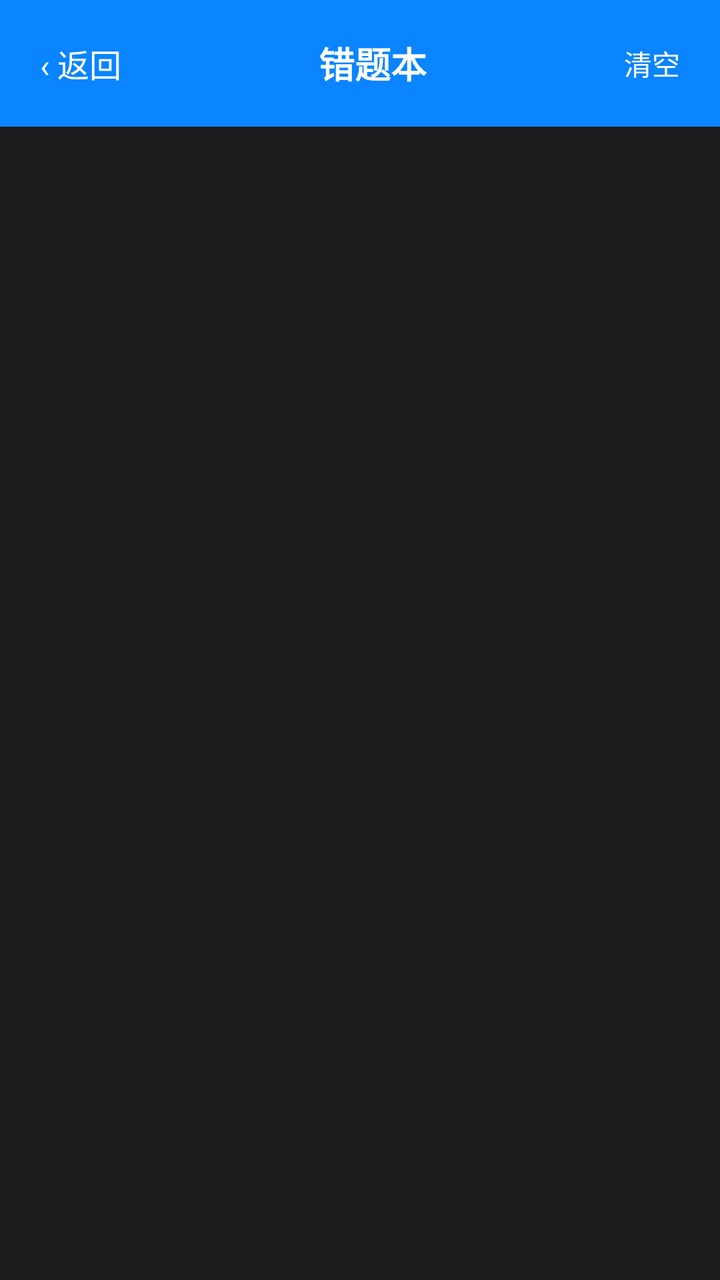
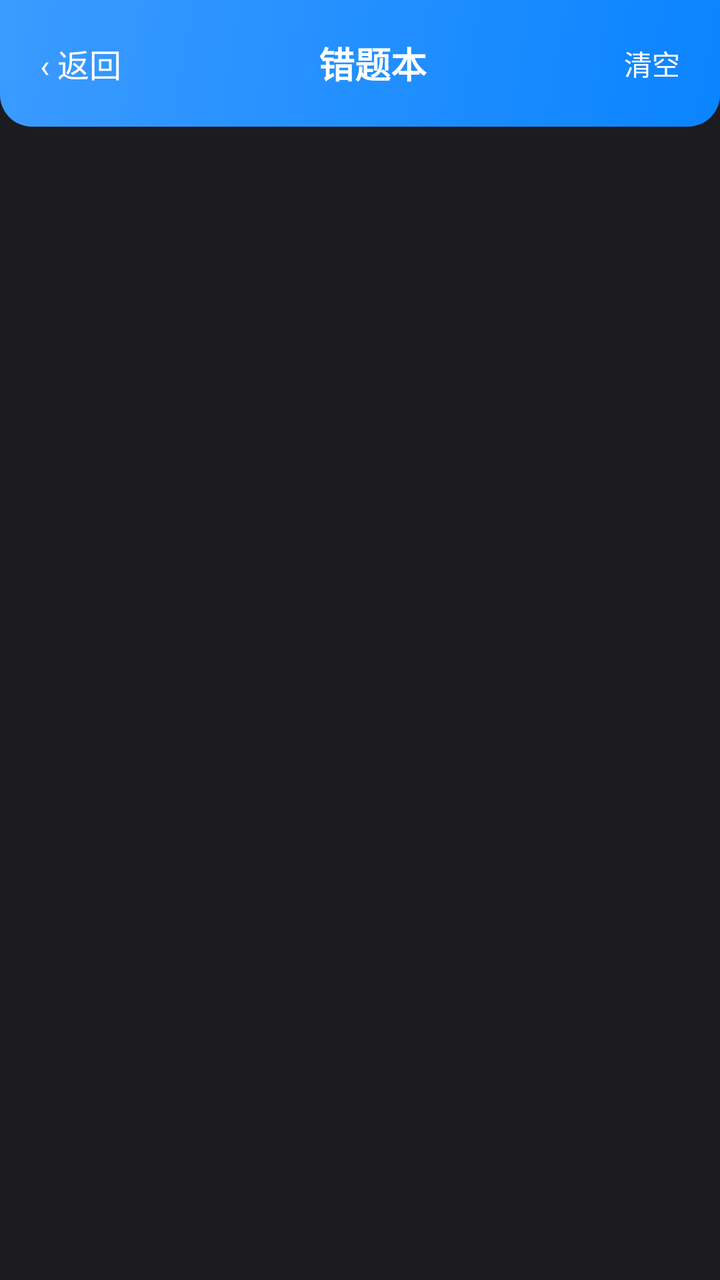

Two renders of the same Android screen: before a commit and after it. Below are the layout's source before the change and the commit's diff.
<!-- AndroidManifest.xml: application theme Theme.AlgoRobo -->
<!-- res/layout/activity_wrong_book.xml -->
<?xml version="1.0" encoding="utf-8"?>
<LinearLayout xmlns:android="http://schemas.android.com/apk/res/android" android:layout_width="match_parent" android:layout_height="match_parent" android:orientation="vertical" android:background="@color/bg_page">
<LinearLayout android:id="@+id/topBar" android:layout_width="match_parent" android:layout_height="wrap_content" android:orientation="vertical" android:background="@color/primary" android:padding="16dp">
<LinearLayout android:layout_width="match_parent" android:layout_height="wrap_content" android:orientation="horizontal" android:gravity="center_vertical">
<TextView android:id="@+id/btnWrongBack" android:layout_width="wrap_content" android:layout_height="wrap_content" android:text="‹ 返回" android:textSize="16sp" android:textColor="@android:color/white" android:padding="4dp"/>
<TextView android:layout_width="0dp" android:layout_height="wrap_content" android:layout_weight="1" android:gravity="center" android:text="错题本" android:textSize="18sp" android:textStyle="bold" android:textColor="@android:color/white"/>
<TextView android:id="@+id/btnWrongClear" android:layout_width="wrap_content" android:layout_height="wrap_content" android:text="清空" android:textSize="14sp" android:textColor="@android:color/white" android:padding="4dp"/>
</LinearLayout>
</LinearLayout>
<TextView android:id="@+id/tvWrongEmpty" android:layout_width="match_parent" android:layout_height="wrap_content" android:gravity="center" android:textSize="14sp" android:textColor="@color/text_sub" android:padding="40dp" android:text="暂无错题，继续加油！" android:visibility="gone"/>
<ListView android:id="@+id/listWrong" android:layout_width="match_parent" android:layout_height="0dp" android:layout_weight="1" android:divider="@color/divider" android:dividerHeight="1dp"/>
</LinearLayout>
<!-- resources referenced by this layout -->
<resources>
  <color name="bg_page">#1C1C1E</color>
  <color name="divider">#3A3A3C</color>
  <color name="primary">#0A84FF</color>
  <color name="text_sub">#B3B3B3</color>
  <style name="Theme.AlgoRobo" parent="Theme.AppCompat.DayNight.NoActionBar">
          <item name="colorPrimary">@color/primary</item>
          <item name="colorPrimaryDark">@color/primary_dark</item>
          <item name="colorAccent">@color/primary</item>
          <item name="android:windowBackground">@color/bg_page</item>
          <item name="android:navigationBarColor">@color/bg_page</item>
          <item name="android:windowLightStatusBar">false</item>
          <item name="android:windowLayoutInDisplayCutoutMode">shortEdges</item>
      </style>
  <color name="primary_dark">#0A84FF</color>
</resources>

<!-- the commit's change to res/layout/activity_wrong_book.xml (unified diff, before → after) -->
@@ -1,6 +1,6 @@
 <?xml version="1.0" encoding="utf-8"?>
 <LinearLayout xmlns:android="http://schemas.android.com/apk/res/android" android:layout_width="match_parent" android:layout_height="match_parent" android:orientation="vertical" android:background="@color/bg_page">
-<LinearLayout android:id="@+id/topBar" android:layout_width="match_parent" android:layout_height="wrap_content" android:orientation="vertical" android:background="@color/primary" android:padding="16dp">
+<LinearLayout android:id="@+id/topBar" android:layout_width="match_parent" android:layout_height="wrap_content" android:orientation="vertical" android:background="@drawable/bg_result_header_chalk" android:padding="16dp">
 <LinearLayout android:layout_width="match_parent" android:layout_height="wrap_content" android:orientation="horizontal" android:gravity="center_vertical">
 <TextView android:id="@+id/btnWrongBack" android:layout_width="wrap_content" android:layout_height="wrap_content" android:text="‹ 返回" android:textSize="16sp" android:textColor="@android:color/white" android:padding="4dp"/>
 <TextView android:layout_width="0dp" android:layout_height="wrap_content" android:layout_weight="1" android:gravity="center" android:text="错题本" android:textSize="18sp" android:textStyle="bold" android:textColor="@android:color/white"/>
<!-- resource entries referenced after the edit -->
@@ -4,6 +4,12 @@
   <color name="divider">#3A3A3C</color>
   <color name="primary">#0A84FF</color>
   <color name="text_sub">#B3B3B3</color>
+  <!-- drawable bg_result_header_chalk (drawable) -->
+  <?xml version="1.0" encoding="utf-8"?>
+  <shape xmlns:android="http://schemas.android.com/apk/res/android" android:shape="rectangle">
+      <gradient android:startColor="#0A84FF" android:endColor="#3B9BFF" android:angle="135" />
+      <corners android:bottomLeftRadius="16dp" android:bottomRightRadius="16dp" />
+  </shape>
   <style name="Theme.AlgoRobo" parent="Theme.AppCompat.DayNight.NoActionBar">
           <item name="colorPrimary">@color/primary</item>
           <item name="colorPrimaryDark">@color/primary_dark</item>
